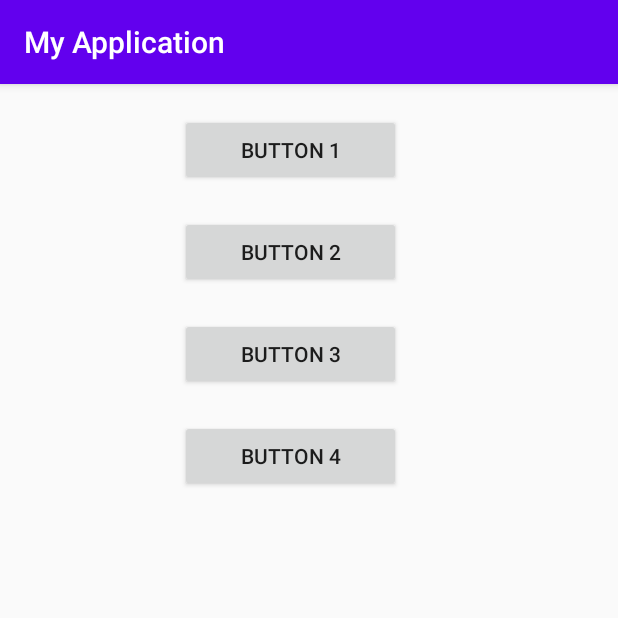
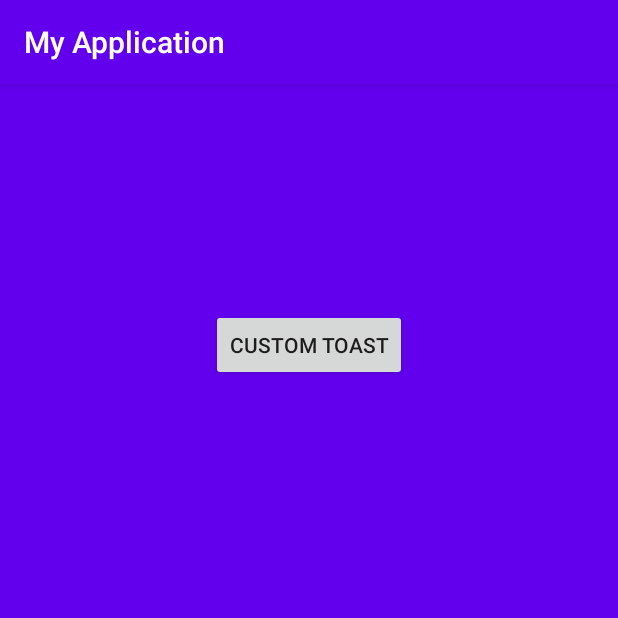
Before and after one commit to shivaram0005/myapplication, an Android app: the screen it shows after launch (MainActivity), on a phone screen of 412 x 824 dp, the top half of it. Run offline under Robolectric (Android 15) with nearby library versions, the phone set to English and light mode, and no system bars.

Commit message:
Custom Toast in Android

```diff
--- a/app/src/main/java/com/example/myapplication/MainActivity.java
+++ b/app/src/main/java/com/example/myapplication/MainActivity.java
@@ -3,46 +3,33 @@ package com.example.myapplication;
 import androidx.appcompat.app.AppCompatActivity;
 
 import android.os.Bundle;
+import android.view.Gravity;
+import android.view.LayoutInflater;
 import android.view.View;
+import android.view.ViewGroup;
 import android.widget.Button;
 import android.widget.Toast;
 
 
-public class MainActivity extends AppCompatActivity implements View.OnClickListener {
+public class MainActivity extends AppCompatActivity {
 
 
     @Override
     protected void onCreate(Bundle savedInstanceState) {
         super.onCreate(savedInstanceState);
         setContentView(R.layout.activity_main);
-        Button b1=(Button)findViewById(R.id.button1); //type casting Button 1
-        Button b2=(Button)findViewById(R.id.button2); //type casting Button 2
-        Button b3=(Button)findViewById(R.id.button3); //type casting Button 3
-        Button b4=(Button)findViewById(R.id.button4); //type casting Button 4
-        b1.setOnClickListener(this); //refers to current class
-        b2.setOnClickListener(this); //refers to current class
-        b3.setOnClickListener(this); //refers to current class
-        b4.setOnClickListener(this); //refers to current class
-
-
-}
-
-    @Override
-    public void onClick(View view) {
-        switch(view.getId())
-        {
-            case R.id.button1:
-                Toast.makeText(this, "Button 1 is pressed", Toast.LENGTH_SHORT).show();
-                break;
-            case R.id.button2:
-                Toast.makeText(this, "Button 2 is pressed", Toast.LENGTH_SHORT).show();
-                break;
-            case R.id.button3:
-                Toast.makeText(this, "Button 3 is pressed", Toast.LENGTH_SHORT).show();
-                break;
-            case R.id.button4:
-                Toast.makeText(this, "Button 4 is pressed", Toast.LENGTH_SHORT).show();
-                break;
-        }
+        Button b1=(Button)findViewById(R.id.button1);
+        LayoutInflater layoutInflater=getLayoutInflater();
+        View view=layoutInflater.inflate(R.layout.customtoast,(ViewGroup)findViewById(R.id.customtoast));
+        final Toast toast=new Toast(MainActivity.this);
+        toast.setDuration(Toast.LENGTH_LONG);
+        toast.setGravity(Gravity.CENTER,0,0);
+        toast.setView(view);
+        b1.setOnClickListener(new View.OnClickListener() {
+            @Override
+            public void onClick(View view) {
+                toast.show();
+            }
+        });
     }
 }
--- /dev/null
+++ b/app/src/main/res/drawable/ic_baseline_accessibility_new_24.xml
@@ -0,0 +1,5 @@
+<vector android:height="24dp" android:tint="#FBFFF6"
+    android:viewportHeight="24" android:viewportWidth="24"
+    android:width="24dp" xmlns:android="http://schemas.android.com/apk/res/android">
+    <path android:fillColor="@android:color/white" android:pathData="M20.5,6c-2.61,0.7 -5.67,1 -8.5,1s-5.89,-0.3 -8.5,-1L3,8c1.86,0.5 4,0.83 6,1v13h2v-6h2v6h2V9c2,-0.17 4.14,-0.5 6,-1l-0.5,-2zM12,6c1.1,0 2,-0.9 2,-2s-0.9,-2 -2,-2 -2,0.9 -2,2 0.9,2 2,2z"/>
+</vector>
--- a/app/src/main/res/layout/activity_main.xml
+++ b/app/src/main/res/layout/activity_main.xml
@@ -3,39 +3,17 @@
     xmlns:app="http://schemas.android.com/apk/res-auto"
     xmlns:tools="http://schemas.android.com/tools"
     android:layout_width="match_parent"
-    android:layout_height="wrap_content"
+    android:layout_height="match_parent"
     tools:context=".MainActivity"
-    android:orientation="vertical">
+    android:orientation="vertical"
+    android:background="@color/colorPrimary">
 
  <Button
+     android:layout_width="wrap_content"
+     android:layout_height="wrap_content"
      android:id="@+id/button1"
-     android:layout_width="147dp"
-     android:layout_height="wrap_content"
-     android:layout_marginLeft="120dp"
-     android:layout_marginTop="20dp"
-     android:text="Button 1" />
-
- <Button
-     android:id="@+id/button2"
-     android:layout_width="147dp"
-     android:layout_height="wrap_content"
-     android:layout_marginLeft="120dp"
-     android:layout_marginTop="20dp"
-     android:text="Button 2" />
-
- <Button
-     android:id="@+id/button3"
-     android:layout_width="147dp"
-     android:layout_height="wrap_content"
-     android:layout_marginLeft="120dp"
-     android:layout_marginTop="20dp"
-     android:text="Button 3" />
-
- <Button
-     android:id="@+id/button4"
-     android:layout_width="147dp"
-     android:layout_height="wrap_content"
-     android:layout_marginLeft="120dp"
-     android:layout_marginTop="20dp"
-     android:text="Button 4" />
+     android:text="Custom Toast"
+     android:layout_gravity="center"
+     android:layout_marginTop="150dp"
+     />
 </LinearLayout>
```
Also changed, not shown: app/src/main/res/layout/customtoast.xml (added, +14 -0 lines).
